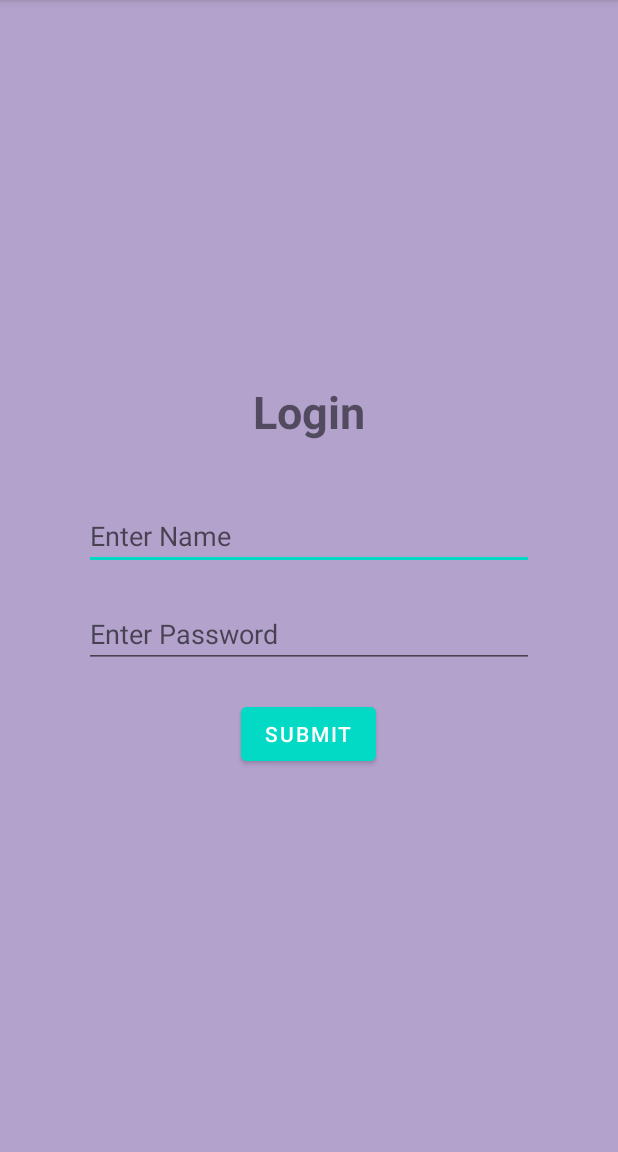
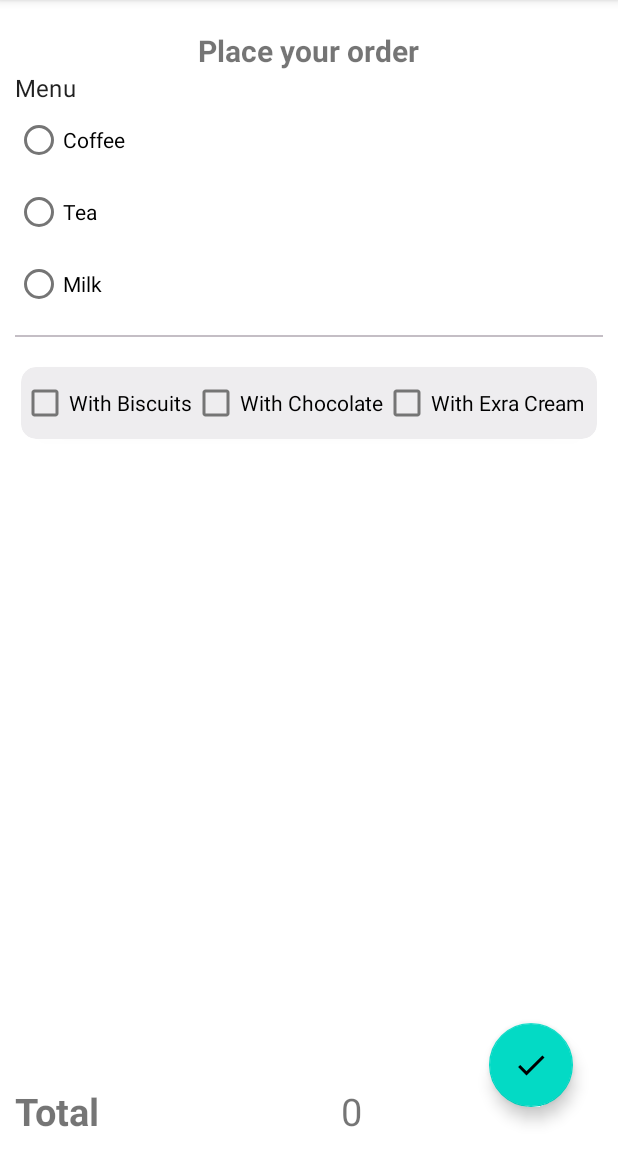
Before and after one commit to gauravdahale/Prachi, an Android app: the screen it shows after launch (MainActivity before the commit, OrderActivity after it), on a phone screen of 412 x 824 dp, the part 84-1236 px from its top. Run offline under Robolectric (Android 15) with nearby library versions, the phone set to English and light mode, and no system bars.

Commit message:
App 1 Commit

```diff
--- a/app/src/main/java/com/gtech/prachi/MainActivity.kt
+++ b/app/src/main/java/com/gtech/prachi/MainActivity.kt
@@ -1,5 +1,6 @@
 package com.gtech.prachi
 
+import android.content.Intent
 import androidx.appcompat.app.AppCompatActivity
 import android.os.Bundle
 import android.widget.Button
@@ -13,8 +14,13 @@ class MainActivity : AppCompatActivity() {
         super.onCreate(savedInstanceState)
         setContentView(R.layout.activity_main)
 submitButton=findViewById(R.id.submitBtn)
-submitButton.setOnClickListener {
+
+        val intent = Intent(this,OrderActivity::class.java)
+        startActivity(intent)
+        submitButton.setOnClickListener {
     Toast.makeText(baseContext,"Submit is successfull",Toast.LENGTH_SHORT).show()
+val intent = Intent(this,OrderActivity::class.java)
+startActivity(intent)
 }
 
     }
--- /dev/null
+++ b/app/src/main/java/com/gtech/prachi/OrderActivity.kt
@@ -0,0 +1,96 @@
+package com.gtech.prachi
+
+import android.content.Intent
+import androidx.appcompat.app.AppCompatActivity
+import android.os.Bundle
+import android.widget.CheckBox
+import android.widget.RadioGroup
+import android.widget.TextView
+import android.widget.Toast
+import com.google.android.material.floatingactionbutton.FloatingActionButton
+
+class OrderActivity : AppCompatActivity() {
+    // COFFEE =20
+// TEA =10
+// MILK =30
+//    BISCUIT =5
+//    CHOCOLATE =10
+//    CREAM =15
+    lateinit var mRadioGroup: RadioGroup
+    private var productCost = 0
+    lateinit var mTotalAmountView: TextView
+    lateinit var mFab: FloatingActionButton
+    lateinit var mBiscuit: CheckBox
+    lateinit var mChocolate: CheckBox
+    lateinit var mCream: CheckBox
+    val mBiscuitPrice = 5
+    val mChocolatePrice = 10
+    var mCreamPrice = 0
+    var mTotal = 0
+    override fun onCreate(savedInstanceState: Bundle?) {
+        super.onCreate(savedInstanceState)
+        setContentView(R.layout.activity_order)
+        mCreamPrice = 15
+        mRadioGroup = findViewById<RadioGroup>(R.id.radio_group)
+        mFab = findViewById<FloatingActionButton>(R.id.fab)
+        mTotalAmountView = findViewById(R.id.total_amount)
+
+        mBiscuit = findViewById(R.id.biscuit)
+        mChocolate = findViewById(R.id.chocolate)
+        mCream = findViewById(R.id.extra_cream)
+
+        mTotalAmountView.text = productCost.toString()
+
+        mBiscuit.setOnClickListener {
+            if (this.mTotal != 0) {
+                if (mBiscuit.isChecked) {
+                    mTotal = mTotal + mBiscuitPrice
+                    mTotalAmountView.text = mTotal.toString()
+                }
+                if (!mBiscuit.isChecked) {
+                    mTotal = mTotal - mBiscuitPrice
+                    mTotalAmountView.text = mTotal.toString()
+                }
+            } else Toast.makeText(
+                this,
+                "Please select coffee, tea or milk first!",
+                Toast.LENGTH_SHORT
+            ).show()
+
+        }
+
+        mRadioGroup.setOnCheckedChangeListener { group, checkedId ->
+            when (checkedId) {
+                R.id.coffee -> {
+                    this.productCost = 20
+                    mTotal = mTotal + productCost
+//                    mTotal += productCost it is same as above
+//                    Toast.makeText(this, "Coffee = ${this.productCost}", Toast.LENGTH_SHORT).show()
+                    mTotalAmountView.text = mTotal.toString()
+                }
+                R.id.tea -> {
+                    this.productCost = 10
+//                    Toast.makeText(this, "Tea selected ${this.productCost}", Toast.LENGTH_SHORT).show()
+                    mTotal = productCost
+                    mTotalAmountView.text = productCost.toString()
+
+                }
+                R.id.milk -> {
+                    this.productCost = 30
+//                    Toast.makeText(this, "Milk selected ${this.productCost}", Toast.LENGTH_SHORT).show()
+                    mTotal = productCost
+                    mTotalAmountView.text = mTotal.toString()
+                }
+
+            }
+
+        }
+
+        mFab.setOnClickListener {
+            // TODO:  GO TO ORDER CONFIRMATION SCREEN
+            val intent = Intent(this, OrderConfirmActivity::class.java)
+intent.putExtra("total_amount",mTotal.toString())
+            startActivity(intent)
+        }
+    }
+}
--- /dev/null
+++ b/app/src/main/res/drawable/ic_baseline_check_24.xml
@@ -0,0 +1,5 @@
+<vector android:height="24dp" android:tint="#000000"
+    android:viewportHeight="24" android:viewportWidth="24"
+    android:width="24dp" xmlns:android="http://schemas.android.com/apk/res/android">
+    <path android:fillColor="@android:color/white" android:pathData="M9,16.17L4.83,12l-1.42,1.41L9,19 21,7l-1.41,-1.41z"/>
+</vector>
--- /dev/null
+++ b/app/src/main/res/layout/activity_order.xml
@@ -0,0 +1,137 @@
+<?xml version="1.0" encoding="utf-8"?>
+<RelativeLayout xmlns:android="http://schemas.android.com/apk/res/android"
+    xmlns:app="http://schemas.android.com/apk/res-auto"
+    xmlns:tools="http://schemas.android.com/tools"
+    android:layout_width="match_parent"
+    android:layout_height="match_parent"
+    android:padding="10dp"
+    tools:context=".OrderActivity">
+
+    <TextView
+        android:id="@+id/title"
+        android:layout_width="wrap_content"
+        android:layout_height="wrap_content"
+        android:layout_centerHorizontal="true"
+        android:layout_marginTop="10sp"
+        android:text="Place your order"
+        android:textSize="20sp"
+        android:textStyle="bold" />
+
+    <TextView
+        android:id="@+id/subtitle"
+        style="@style/TextAppearance.MaterialComponents.Subtitle1"
+        android:layout_width="wrap_content"
+        android:layout_height="wrap_content"
+        android:layout_below="@id/title"
+        android:text="Menu" />
+
+    <RadioGroup
+        android:id="@+id/radio_group"
+        android:layout_width="match_parent"
+        android:layout_height="wrap_content"
+        android:layout_below="@id/subtitle"
+        android:orientation="vertical">
+
+        <RadioButton
+            android:id="@+id/coffee"
+            android:layout_width="wrap_content"
+            android:layout_height="wrap_content"
+            android:text="Coffee" />
+
+        <RadioButton
+            android:id="@+id/tea"
+            android:layout_width="wrap_content"
+            android:layout_height="wrap_content"
+            android:text="Tea" />
+
+        <RadioButton
+            android:id="@+id/milk"
+            android:layout_width="wrap_content"
+            android:layout_height="wrap_content"
+            android:text="Milk" />
+
+    </RadioGroup>
+
+    <View
+        android:id="@+id/view"
+        android:layout_width="match_parent"
+        android:layout_height="1dp"
+        android:layout_below="@id/radio_group"
+        android:layout_marginTop="10dp"
+        android:layout_marginBottom="20dp"
+        android:background="#C4BEC5" />
+
+    <androidx.cardview.widget.CardView
+        android:id="@+id/cardview"
+        android:layout_width="match_parent"
+        android:layout_height="wrap_content"
+        android:layout_below="@id/view"
+        android:layout_marginHorizontal="4dp"
+        app:cardBackgroundColor="#EEEDEF"
+        app:cardCornerRadius="10dp">
+
+        <LinearLayout
+            android:id="@+id/linear_layout"
+            android:layout_width="match_parent"
+            android:layout_height="wrap_content"
+            android:layout_below="@id/view">
+
+            <CheckBox
+                android:id="@+id/biscuit"
+                android:layout_width="wrap_content"
+                android:layout_height="wrap_content"
+                android:text="With Biscuits" />
+
+            <CheckBox
+                android:id="@+id/chocolate"
+                android:layout_width="wrap_content"
+                android:layout_height="wrap_content"
+                android:text="With Chocolate" />
+
+            <CheckBox
+                android:id="@+id/extra_cream"
+                android:layout_width="wrap_content"
+                android:layout_height="wrap_content"
+                android:text="With Exra Cream" />
+
+        </LinearLayout>
+    </androidx.cardview.widget.CardView>
+
+
+    <LinearLayout
+        android:id="@+id/bottomlayout"
+        android:layout_width="match_parent"
+        android:layout_height="wrap_content"
+        android:layout_alignParentBottom="true"
+        android:weightSum="2">
+
+        <TextView
+
+            android:layout_width="wrap_content"
+            android:layout_height="wrap_content"
+            android:layout_weight="1"
+            android:text="Total"
+            android:textSize="25sp"
+            android:textStyle="bold" />
+
+        <TextView
+            android:id="@+id/total_amount"
+            android:layout_width="wrap_content"
+            android:layout_height="wrap_content"
+
+            android:layout_weight="1"
+            android:text="Total Amount"
+            android:textSize="25sp" />
+
+    </LinearLayout>
+
+    <com.google.android.material.floatingactionbutton.FloatingActionButton
+        android:id="@+id/fab"
+        android:layout_width="wrap_content"
+        android:layout_height="match_parent"
+        android:layout_alignParentEnd="true"
+        android:layout_alignParentBottom="true"
+        android:layout_marginEnd="20dp"
+        android:layout_marginBottom="20dp"
+        android:src="@drawable/ic_baseline_check_24" />
+</RelativeLayout>
```
Also changed, not shown: app/src/main/AndroidManifest.xml (+14 -0 lines), app/src/main/java/com/gtech/prachi/OrderConfirmActivity.kt (added, +16 -0 lines), app/src/main/res/layout/activity_order_confirm.xml (added, +42 -0 lines).
